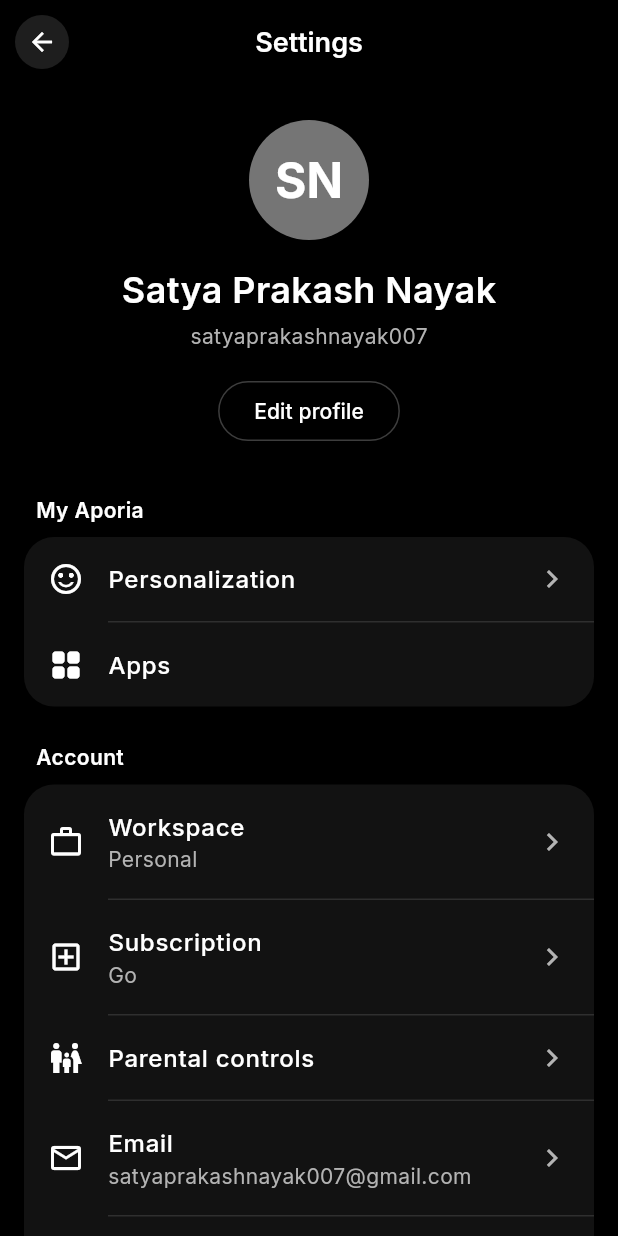
After one commit to Finding-new-code/Aporia, a Flutter app: the screen it shows after launch, after a tap on "Skip", after a tap on the "menu" icon, after a tap on "SN", on a phone screen of 412 x 824 dp. The commit adds this screen. Run offline on Flutter 3.47's test engine with Material 3 defaults, Android fonts, the phone set to English and light mode, and no system bars; our stand-ins replace file_picker, flutter_local_notifications, google_fonts, image_picker; missing offline and left inert: dataflow.

Commit message:
feat: Initialize the Flutter project structure, implement local notifications, and create the app drawer.

```diff
--- /dev/null
+++ b/lib/core/services/notification_service.dart
@@ -0,0 +1,66 @@
+import 'package:flutter_local_notifications/flutter_local_notifications.dart';
+
+class NotificationService {
+  static final NotificationService _instance = NotificationService._internal();
+  factory NotificationService() => _instance;
+  NotificationService._internal();
+
+  final FlutterLocalNotificationsPlugin _flutterLocalNotificationsPlugin =
+      FlutterLocalNotificationsPlugin();
+
+  Future<void> init() async {
+    const AndroidInitializationSettings initializationSettingsAndroid =
+        AndroidInitializationSettings('@mipmap/ic_launcher');
+
+    const DarwinInitializationSettings initializationSettingsIOS =
+        DarwinInitializationSettings(
+          requestAlertPermission: true,
+          requestBadgePermission: true,
+          requestSoundPermission: true,
+        );
+
+    const InitializationSettings initializationSettings =
+        InitializationSettings(
+          android: initializationSettingsAndroid,
+          iOS: initializationSettingsIOS,
+        );
+
+    await _flutterLocalNotificationsPlugin.initialize(initializationSettings);
+
+    // Request permissions for Android 13+
+    await _flutterLocalNotificationsPlugin
+        .resolvePlatformSpecificImplementation<
+          AndroidFlutterLocalNotificationsPlugin
+        >()
+        ?.requestNotificationsPermission();
+  }
+
+  Future<void> showNotification({
+    required int id,
+    required String title,
+    required String body,
+    String? payload,
+  }) async {
+    const AndroidNotificationDetails androidPlatformChannelSpecifics =
+        AndroidNotificationDetails(
+          'aporia_channel',
+          'Aporia Notifications',
+          importance: Importance.max,
+          priority: Priority.high,
+          showWhen: false,
+        );
+
+    const NotificationDetails platformChannelSpecifics = NotificationDetails(
+      android: androidPlatformChannelSpecifics,
+      iOS: DarwinNotificationDetails(),
+    );
+
+    await _flutterLocalNotificationsPlugin.show(
+      id,
+      title,
+      body,
+      platformChannelSpecifics,
+      payload: payload,
+    );
+  }
+}
--- /dev/null
+++ b/lib/features/settings/presentation/pages/settings_page.dart
@@ -0,0 +1,215 @@
+import 'package:flutter/material.dart';
+import 'package:aporia/core/theme/app_theme.dart';
+
+class SettingsPage extends StatelessWidget {
+  const SettingsPage({super.key});
+
+  @override
+  Widget build(BuildContext context) {
+    return Scaffold(
+      backgroundColor: AppTheme.backgroundBlack,
+      appBar: AppBar(
+        backgroundColor: AppTheme.backgroundBlack,
+        elevation: 0,
+        leading: IconButton(
+          icon: Container(
+            padding: const EdgeInsets.all(8),
+            decoration: BoxDecoration(
+              color: AppTheme.surfaceLightGray.withOpacity(0.5),
+              shape: BoxShape.circle,
+            ),
+            child: const Icon(Icons.arrow_back, color: Colors.white, size: 20),
+          ),
+          onPressed: () => Navigator.of(context).pop(),
+        ),
+        title: const Text(
+          'Settings',
+          style: TextStyle(
+            color: Colors.white,
+            fontWeight: FontWeight.w600,
+            fontSize: 18,
+          ),
+        ),
+        centerTitle: true,
+      ),
+      body: SingleChildScrollView(
+        child: Padding(
+          padding: const EdgeInsets.symmetric(horizontal: 16.0),
+          child: Column(
+            crossAxisAlignment: CrossAxisAlignment.center,
+            children: [
+              const SizedBox(height: 24),
+
+              // Profile Section
+              CircleAvatar(
+                radius: 40,
+                backgroundColor: Colors.grey.shade600,
+                child: const Text(
+                  'SN',
+                  style: TextStyle(
+                    color: Colors.white,
+                    fontSize: 32,
+                    fontWeight: FontWeight.bold,
+                  ),
+                ),
+              ),
+              const SizedBox(height: 16),
+              const Text(
+                'Satya Prakash Nayak',
+                style: TextStyle(
+                  color: Colors.white,
+                  fontSize: 24,
+                  fontWeight: FontWeight.w600,
+                ),
+              ),
+              const SizedBox(height: 4),
+              const Text(
+                'satyaprakashnayak007',
+                style: TextStyle(color: AppTheme.textGray, fontSize: 14),
+              ),
+              const SizedBox(height: 16),
+              OutlinedButton(
+                onPressed: () {},
+                style: OutlinedButton.styleFrom(
+                  foregroundColor: Colors.white,
+                  side: const BorderSide(color: Colors.white24, width: 1),
+                  shape: RoundedRectangleBorder(
+                    borderRadius: BorderRadius.circular(24),
+                  ),
+                  minimumSize: const Size(0, 40),
+                ),
+                child: const Text(
+                  'Edit profile',
+                  style: TextStyle(fontWeight: FontWeight.w500),
+                ),
+              ),
+              const SizedBox(height: 32),
+
+              // My Aporia Section
+              _buildSectionTitle('My Aporia'),
+              _buildSectionCard([
+                _buildListTile(
+                  Icons.sentiment_satisfied_alt,
+                  'Personalization',
+                  true,
+                ),
+                _buildDivider(),
+                _buildListTile(Icons.grid_view_rounded, 'Apps', false),
+              ]),
+              const SizedBox(height: 24),
+
+              // Account Section
+              _buildSectionTitle('Account'),
+              _buildSectionCard([
+                _buildListTile(
+                  Icons.work_outline,
+                  'Workspace',
+                  true,
+                  subtitle: 'Personal',
+                ),
+                _buildDivider(),
+                _buildListTile(
+                  Icons.add_box_outlined,
+                  'Subscription',
+                  true,
+                  subtitle: 'Go',
+                ),
+                _buildDivider(),
+                _buildListTile(
+                  Icons.family_restroom,
+                  'Parental controls',
+                  true,
+                ),
+                _buildDivider(),
+                _buildListTile(
+                  Icons.mail_outline,
+                  'Email',
+                  true,
+                  subtitle: 'satyaprakashnayak007@gmail.com',
+                ),
+                _buildDivider(),
+                _buildListTile(
+                  Icons.phone_outlined,
+                  'Phone number',
+                  false,
+                  subtitle: '+917325834880',
+                ),
+              ]),
+
+              const SizedBox(height: 40),
+            ],
+          ),
+        ),
+      ),
+    );
+  }
+
+  Widget _buildSectionTitle(String title) {
+    return Padding(
+      padding: const EdgeInsets.only(left: 8.0, bottom: 8.0),
+      child: Align(
+        alignment: Alignment.centerLeft,
+        child: Text(
+          title,
+          style: const TextStyle(
+            color: Colors.white,
+            fontSize: 14,
+            fontWeight: FontWeight.w600,
+          ),
+        ),
+      ),
+    );
+  }
+
+  Widget _buildSectionCard(List<Widget> children) {
+    return Container(
+      decoration: BoxDecoration(
+        color: AppTheme.surfaceLightGray.withOpacity(
+          0.3,
+        ), // Dark grey background
+        borderRadius: BorderRadius.circular(20),
+      ),
+      child: Column(children: children),
+    );
+  }
+
+  Widget _buildDivider() {
+    return const Divider(
+      color: Colors.white12,
+      height: 1,
+      indent: 56,
+      endIndent: 0,
+    );
+  }
+
+  Widget _buildListTile(
+    IconData icon,
+    String title,
+    bool hasArrow, {
+    String? subtitle,
+  }) {
+    return ListTile(
+      leading: Icon(icon, color: Colors.white, size: 24),
+      title: Text(
+        title,
+        style: const TextStyle(
+          color: Colors.white,
+          fontSize: 16,
+          fontWeight: FontWeight.w500,
+        ),
+      ),
+      subtitle: subtitle != null
+          ? Text(
+              subtitle,
+              style: const TextStyle(color: AppTheme.textGray, fontSize: 14),
+            )
+          : null,
+      trailing: hasArrow
+          ? const Icon(Icons.chevron_right, color: AppTheme.textGray, size: 24)
+          : null,
+      onTap: () {},
+      minVerticalPadding: 16,
+      contentPadding: const EdgeInsets.symmetric(horizontal: 16),
+    );
+  }
+}
--- a/lib/features/settings/presentation/widgets/app_drawer.dart
+++ b/lib/features/settings/presentation/widgets/app_drawer.dart
@@ -1,5 +1,7 @@
 import 'package:flutter/material.dart';
 import 'package:aporia/core/theme/app_theme.dart';
+import 'package:aporia/core/services/notification_service.dart';
+import 'package:aporia/features/settings/presentation/pages/settings_page.dart';
 
 class AppDrawer extends StatelessWidget {
   const AppDrawer({super.key});
@@ -107,16 +109,34 @@ class AppDrawer extends StatelessWidget {
                   _buildHistoryItem('Cynerza Investor Pitch Draft'),
                   _buildHistoryItem('Fonoster Overview'),
                   _buildHistoryItem('India HealthTech Architecture'),
+                  _buildHistoryItem('App Installation Conflict Fix'),
                   _buildHistoryItem('Sarvam Arya Overview'),
-                  _buildHistoryItem('Cynerza Website Analysis'),
-                  _buildHistoryItem('Google Stitch Overview'),
-                  _buildHistoryItem('App Installation Conflict Fix'),
+                  const Divider(color: Colors.white24),
+                  _buildDrawerItem(
+                    Icons.notifications_active_outlined,
+                    'Test Notification',
+                    onTap: () async {
+                      await NotificationService().showNotification(
+                        id: 0,
+                        title: 'Aporia Test',
+                        body: 'This is a test notification from Aporia.',
+                      );
+                    },
+                  ),
                 ],
               ),
             ),
 
             // Bottom Profile Section
-            Container(
+            GestureDetector(
+              onTap: () {
+                Navigator.pop(context); // Close drawer
+                Navigator.push(
+                  context,
+                  MaterialPageRoute(builder: (context) => const SettingsPage()),
+                );
+              },
+              child: Container(
                 padding: const EdgeInsets.all(16),
                 color: AppTheme.backgroundBlack,
                 child: Row(
@@ -149,6 +169,7 @@ class AppDrawer extends StatelessWidget {
                   ],
                 ),
               ),
+            ),
           ],
         ),
       ),
@@ -159,6 +180,7 @@ class AppDrawer extends StatelessWidget {
     IconData icon,
     String title, {
     Color color = Colors.white,
+    VoidCallback? onTap,
   }) {
     return ListTile(
       leading: Icon(icon, color: color, size: 24),
@@ -172,7 +194,7 @@ class AppDrawer extends StatelessWidget {
       ),
       contentPadding: const EdgeInsets.symmetric(horizontal: 16, vertical: 0),
       dense: true,
-      onTap: () {},
+      onTap: onTap ?? () {},
     );
   }
 
--- a/lib/main.dart
+++ b/lib/main.dart
@@ -4,8 +4,12 @@ import 'package:aporia/features/auth/presentation/pages/auth_splash_page.dart';
 
 import 'package:aporia/features/chat/presentation/dataflows/chat_dataflow.dart';
 
-void main() {
+import 'package:aporia/core/services/notification_service.dart';
+
+void main() async {
+  WidgetsFlutterBinding.ensureInitialized();
   initChatDataflow();
+  await NotificationService().init();
   runApp(const AporiaApp());
 }
 
--- a/pubspec.yaml
+++ b/pubspec.yaml
@@ -39,6 +39,7 @@ dependencies:
   flutter_svg: ^2.2.3
   image_picker: ^1.0.7
   file_picker: ^8.0.0
+  flutter_local_notifications: ^17.2.3
 
 dev_dependencies:
   flutter_test:
```
Also changed, not shown: pubspec.lock, 3 other files. Lines whose indentation alone changed are shown as unchanged.
